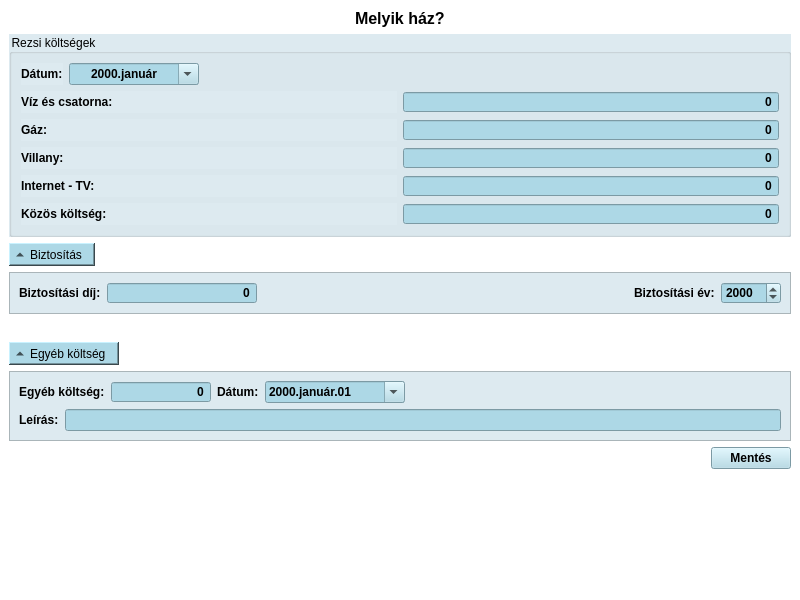
This is FamilyFinancies/activityhouse.ui in DannyFreecs/FamilyBudgetSimple as Qt 5 draws it before an edit. The edited form follows.
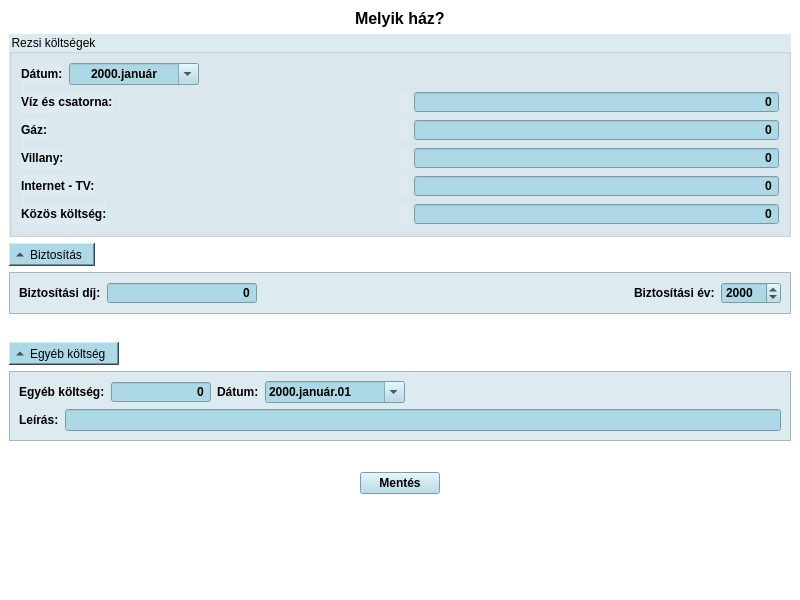
This is the edited form. Icons and pictures are not drawn. Custom widgets are drawn as their Qt base class.

Commit message: Started house expenses saves, aslo made improvements on UI/UX

Patch:
```diff
--- a/FamilyFinancies/activityhouse.ui
+++ b/FamilyFinancies/activityhouse.ui
@@ -24,6 +24,9 @@
   </property>
   <widget class="QWidget" name="centralwidget">
    <layout class="QVBoxLayout" name="verticalLayout_7">
+    <property name="bottomMargin">
+     <number>9</number>
+    </property>
     <item alignment="Qt::AlignHCenter">
      <widget class="QLabel" name="labelAddress">
       <property name="font">
@@ -126,8 +129,49 @@
            </property>
           </widget>
          </item>
+         <item>
+          <spacer name="horizontalSpacer_8">
+           <property name="orientation">
+            <enum>Qt::Horizontal</enum>
+           </property>
+           <property name="sizeHint" stdset="0">
+            <size>
+             <width>40</width>
+             <height>20</height>
+            </size>
+           </property>
+          </spacer>
+         </item>
+         <item>
+          <widget class="QLabel" name="labelWarnWater">
+           <property name="maximumSize">
+            <size>
+             <width>20</width>
+             <height>20</height>
+            </size>
+           </property>
+           <property name="toolTip">
+            <string>&lt;html&gt;&lt;head/&gt;&lt;body&gt;&lt;p&gt;A tétel már szerepel az adatbázisban a megadott hónapban! Felülírásra kerül az új értékkel!&lt;/p&gt;&lt;/body&gt;&lt;/html&gt;</string>
+           </property>
+           <property name="text">
+            <string/>
+           </property>
+           <property name="pixmap">
+            <pixmap resource="resources.qrc">:/icons/Resources/Yellow Triangle Warning.png</pixmap>
+           </property>
+           <property name="scaledContents">
+            <bool>true</bool>
+           </property>
+          </widget>
+         </item>
          <item>
           <widget class="CurrencySpinBox" name="spinBoxWaterBill">
+           <property name="minimumSize">
+            <size>
+             <width>365</width>
+             <height>0</height>
+            </size>
+           </property>
            <property name="font">
             <font>
              <bold>true</bold>
@@ -163,8 +207,49 @@
            </property>
           </widget>
          </item>
+         <item>
+          <spacer name="horizontalSpacer_7">
+           <property name="orientation">
+            <enum>Qt::Horizontal</enum>
+           </property>
+           <property name="sizeHint" stdset="0">
+            <size>
+             <width>40</width>
+             <height>20</height>
+            </size>
+           </property>
+          </spacer>
+         </item>
+         <item>
+          <widget class="QLabel" name="labelWarnGas">
+           <property name="maximumSize">
+            <size>
+             <width>20</width>
+             <height>20</height>
+            </size>
+           </property>
+           <property name="toolTip">
+            <string>&lt;html&gt;&lt;head/&gt;&lt;body&gt;&lt;p&gt;A tétel már szerepel az adatbázisban a megadott hónapban! Felülírásra kerül az új értékkel!&lt;/p&gt;&lt;/body&gt;&lt;/html&gt;</string>
+           </property>
+           <property name="text">
+            <string/>
+           </property>
+           <property name="pixmap">
+            <pixmap resource="resources.qrc">:/icons/Resources/Yellow Triangle Warning.png</pixmap>
+           </property>
+           <property name="scaledContents">
+            <bool>true</bool>
+           </property>
+          </widget>
+         </item>
          <item>
           <widget class="CurrencySpinBox" name="spinBoxGasBill">
+           <property name="minimumSize">
+            <size>
+             <width>365</width>
+             <height>0</height>
+            </size>
+           </property>
            <property name="font">
             <font>
              <bold>true</bold>
@@ -200,8 +285,49 @@
            </property>
           </widget>
          </item>
+         <item>
+          <spacer name="horizontalSpacer_6">
+           <property name="orientation">
+            <enum>Qt::Horizontal</enum>
+           </property>
+           <property name="sizeHint" stdset="0">
+            <size>
+             <width>40</width>
+             <height>20</height>
+            </size>
+           </property>
+          </spacer>
+         </item>
+         <item>
+          <widget class="QLabel" name="labelWarnElectricity">
+           <property name="maximumSize">
+            <size>
+             <width>20</width>
+             <height>20</height>
+            </size>
+           </property>
+           <property name="toolTip">
+            <string>&lt;html&gt;&lt;head/&gt;&lt;body&gt;&lt;p&gt;A tétel már szerepel az adatbázisban a megadott hónapban! Felülírásra kerül az új értékkel!&lt;/p&gt;&lt;/body&gt;&lt;/html&gt;</string>
+           </property>
+           <property name="text">
+            <string/>
+           </property>
+           <property name="pixmap">
+            <pixmap resource="resources.qrc">:/icons/Resources/Yellow Triangle Warning.png</pixmap>
+           </property>
+           <property name="scaledContents">
+            <bool>true</bool>
+           </property>
+          </widget>
+         </item>
          <item>
           <widget class="CurrencySpinBox" name="spinBoxElectricityBill">
+           <property name="minimumSize">
+            <size>
+             <width>365</width>
+             <height>0</height>
+            </size>
+           </property>
            <property name="font">
             <font>
              <bold>true</bold>
@@ -237,8 +363,55 @@
            </property>
           </widget>
          </item>
+         <item>
+          <spacer name="horizontalSpacer_5">
+           <property name="orientation">
+            <enum>Qt::Horizontal</enum>
+           </property>
+           <property name="sizeHint" stdset="0">
+            <size>
+             <width>40</width>
+             <height>20</height>
+            </size>
+           </property>
+          </spacer>
+         </item>
+         <item>
+          <widget class="QLabel" name="labelWarnInternet">
+           <property name="minimumSize">
+            <size>
+             <width>0</width>
+             <height>0</height>
+            </size>
+           </property>
+           <property name="maximumSize">
+            <size>
+             <width>20</width>
+             <height>20</height>
+            </size>
+           </property>
+           <property name="toolTip">
+            <string>&lt;html&gt;&lt;head/&gt;&lt;body&gt;&lt;p&gt;A tétel már szerepel az adatbázisban a megadott hónapban! Felülírásra kerül az új értékkel!&lt;/p&gt;&lt;/body&gt;&lt;/html&gt;</string>
+           </property>
+           <property name="text">
+            <string/>
+           </property>
+           <property name="pixmap">
+            <pixmap resource="resources.qrc">:/icons/Resources/Yellow Triangle Warning.png</pixmap>
+           </property>
+           <property name="scaledContents">
+            <bool>true</bool>
+           </property>
+          </widget>
+         </item>
          <item>
           <widget class="CurrencySpinBox" name="spinBoxInternetBill">
+           <property name="minimumSize">
+            <size>
+             <width>365</width>
+             <height>0</height>
+            </size>
+           </property>
            <property name="font">
             <font>
              <bold>true</bold>
@@ -274,8 +447,61 @@
            </property>
           </widget>
          </item>
+         <item>
+          <spacer name="horizontalSpacer_4">
+           <property name="orientation">
+            <enum>Qt::Horizontal</enum>
+           </property>
+           <property name="sizeHint" stdset="0">
+            <size>
+             <width>40</width>
+             <height>20</height>
+            </size>
+           </property>
+          </spacer>
+         </item>
+         <item>
+          <widget class="QLabel" name="labelWarnCommon">
+           <property name="sizePolicy">
+            <sizepolicy hsizetype="Fixed" vsizetype="Preferred">
+             <horstretch>0</horstretch>
+             <verstretch>0</verstretch>
+            </sizepolicy>
+           </property>
+           <property name="minimumSize">
+            <size>
+             <width>0</width>
+             <height>0</height>
+            </size>
+           </property>
+           <property name="maximumSize">
+            <size>
+             <width>20</width>
+             <height>20</height>
+            </size>
+           </property>
+           <property name="toolTip">
+            <string>&lt;html&gt;&lt;head/&gt;&lt;body&gt;&lt;p&gt;A tétel már szerepel az adatbázisban a megadott hónapban! Felülírásra kerül az új értékkel!&lt;/p&gt;&lt;/body&gt;&lt;/html&gt;</string>
+           </property>
+           <property name="text">
+            <string/>
+           </property>
+           <property name="pixmap">
+            <pixmap resource="resources.qrc">:/icons/Resources/Yellow Triangle Warning.png</pixmap>
+           </property>
+           <property name="scaledContents">
+            <bool>true</bool>
+           </property>
+          </widget>
+         </item>
          <item>
           <widget class="CurrencySpinBox" name="spinBoxCommonBill">
+           <property name="minimumSize">
+            <size>
+             <width>365</width>
+             <height>0</height>
+            </size>
+           </property>
            <property name="font">
             <font>
              <bold>true</bold>
@@ -598,7 +824,23 @@
       </item>
      </layout>
     </item>
-    <item alignment="Qt::AlignRight">
+    <item>
+     <spacer name="verticalSpacer_3">
+      <property name="orientation">
+       <enum>Qt::Vertical</enum>
+      </property>
+      <property name="sizeType">
+       <enum>QSizePolicy::Fixed</enum>
+      </property>
+      <property name="sizeHint" stdset="0">
+       <size>
+        <width>20</width>
+        <height>25</height>
+       </size>
+      </property>
+     </spacer>
+    </item>
+    <item alignment="Qt::AlignHCenter">
      <widget class="QPushButton" name="pushButtonSave">
       <property name="font">
        <font>
@@ -622,6 +864,9 @@
       <property name="orientation">
        <enum>Qt::Vertical</enum>
       </property>
+      <property name="sizeType">
+       <enum>QSizePolicy::Expanding</enum>
+      </property>
       <property name="sizeHint" stdset="0">
        <size>
         <width>20</width>
```
Left out of the diff: 26 changed lines with no effect on the pictures. The commit also changes 6 other files.
